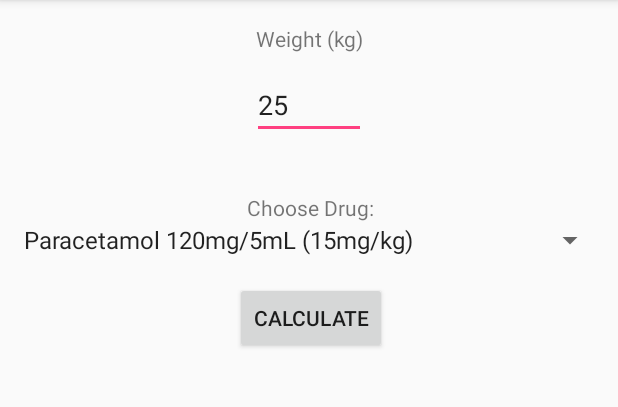
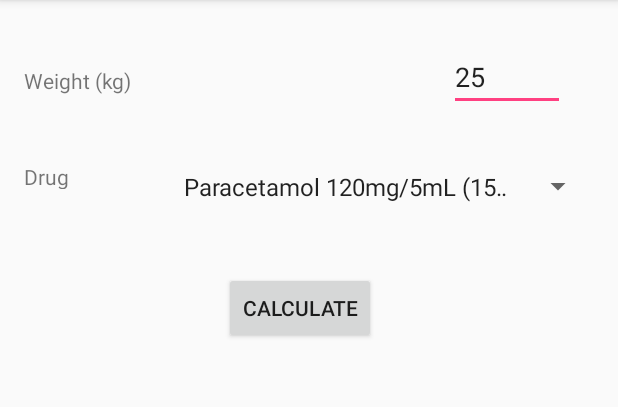
Before and after one commit to jeremy-steinberg/paediatric-drug-dosing, an Android app: the screen it shows after launch (MainActivity), on a phone screen of 412 x 824 dp, the part 84-491 px from its top. Run offline under Robolectric (Android 15) with nearby library versions, the phone set to English and light mode, and no system bars.

Commit message:
layout change
inputs side by side

```diff
--- a/app/src/main/res/layout/activity_main.xml
+++ b/app/src/main/res/layout/activity_main.xml
@@ -8,53 +8,55 @@
 
     <Spinner
         android:id="@+id/DrugSelectionSpinner"
-        android:layout_width="match_parent"
-        android:layout_height="wrap_content"
-		android:spinnerMode="dialog"
+        android:layout_width="281dp"
+        android:layout_height="74dp"
         android:layout_marginEnd="8dp"
         android:layout_marginStart="8dp"
+        android:layout_marginTop="13dp"
+        android:spinnerMode="dialog"
         app:layout_constraintEnd_toEndOf="parent"
-        app:layout_constraintStart_toStartOf="parent"
-        app:layout_constraintTop_toBottomOf="@+id/ChooseDrugLabel" />
+        app:layout_constraintHorizontal_bias="0.822"
+        app:layout_constraintStart_toEndOf="@+id/ChooseDrugLabel"
+        app:layout_constraintTop_toBottomOf="@+id/WeightInput" />
 
     <TextView
         android:id="@+id/ChooseDrugLabel"
-        android:layout_width="wrap_content"
-        android:layout_height="19dp"
-        android:layout_marginEnd="150dp"
-        android:layout_marginStart="151dp"
-        android:layout_marginTop="36dp"
-        android:text="Choose Drug:"
-        app:layout_constraintEnd_toEndOf="parent"
+        android:layout_width="55dp"
+        android:layout_height="18dp"
+        android:layout_marginStart="16dp"
+        android:layout_marginTop="44dp"
+        android:text="Drug"
         app:layout_constraintStart_toStartOf="parent"
-        app:layout_constraintTop_toBottomOf="@+id/WeightInput" />
+        app:layout_constraintTop_toBottomOf="@+id/ChooseWeightLabel" />
 
     <TextView
         android:id="@+id/ChooseWeightLabel"
-        android:layout_width="wrap_content"
-        android:layout_height="wrap_content"
-        android:layout_marginEnd="156dp"
-        android:layout_marginStart="157dp"
-        android:layout_marginTop="16dp"
+        android:layout_width="79dp"
+        android:layout_height="20dp"
+        android:layout_marginBottom="8dp"
+        android:layout_marginStart="16dp"
+        android:layout_marginTop="44dp"
         android:text="Weight (kg)"
-        app:layout_constraintEnd_toEndOf="parent"
+        app:layout_constraintBottom_toBottomOf="@+id/ChooseDrugLabel"
         app:layout_constraintStart_toStartOf="parent"
-        app:layout_constraintTop_toTopOf="parent" />
+        app:layout_constraintTop_toTopOf="parent"
+        app:layout_constraintVertical_bias="0.0" />
 
     <EditText
         android:id="@+id/WeightInput"
-        android:layout_width="76dp"
-        android:layout_height="wrap_content"
-        android:layout_marginEnd="24dp"
-        android:layout_marginStart="24dp"
-        android:layout_marginTop="12dp"
+        android:layout_width="77dp"
+        android:layout_height="42dp"
+        android:layout_marginEnd="8dp"
+        android:layout_marginStart="204dp"
+        android:layout_marginTop="32dp"
         android:ems="10"
         android:inputType="number"
         android:singleLine="true"
         android:text="25"
         app:layout_constraintEnd_toEndOf="parent"
-        app:layout_constraintStart_toStartOf="parent"
-        app:layout_constraintTop_toBottomOf="@+id/ChooseWeightLabel" />
+        app:layout_constraintHorizontal_bias="0.0"
+        app:layout_constraintStart_toEndOf="@+id/ChooseWeightLabel"
+        app:layout_constraintTop_toTopOf="parent" />
 
     <Button
         android:id="@+id/CalculateButton"
@@ -62,9 +64,10 @@
         android:layout_height="wrap_content"
         android:layout_marginEnd="139dp"
         android:layout_marginStart="142dp"
-        android:layout_marginTop="16dp"
+        android:layout_marginTop="20dp"
         android:text="Calculate"
         app:layout_constraintEnd_toEndOf="parent"
+        app:layout_constraintHorizontal_bias="0.25"
         app:layout_constraintStart_toStartOf="parent"
         app:layout_constraintTop_toBottomOf="@+id/DrugSelectionSpinner" />
 
@@ -74,9 +77,10 @@
         android:layout_height="120dp"
         android:layout_marginEnd="42dp"
         android:layout_marginStart="42dp"
-        android:layout_marginTop="272dp"
+        android:layout_marginTop="240dp"
         android:visibility="invisible"
         app:layout_constraintEnd_toEndOf="parent"
+        app:layout_constraintHorizontal_bias="0.0"
         app:layout_constraintStart_toStartOf="parent"
         app:layout_constraintTop_toTopOf="parent" />
 
@@ -86,9 +90,10 @@
         android:layout_height="120dp"
         android:layout_marginEnd="42dp"
         android:layout_marginStart="42dp"
-        android:layout_marginTop="392dp"
+        android:layout_marginTop="360dp"
         android:visibility="invisible"
         app:layout_constraintEnd_toEndOf="parent"
+        app:layout_constraintHorizontal_bias="0.0"
         app:layout_constraintStart_toStartOf="parent"
         app:layout_constraintTop_toTopOf="parent" />
 
```
